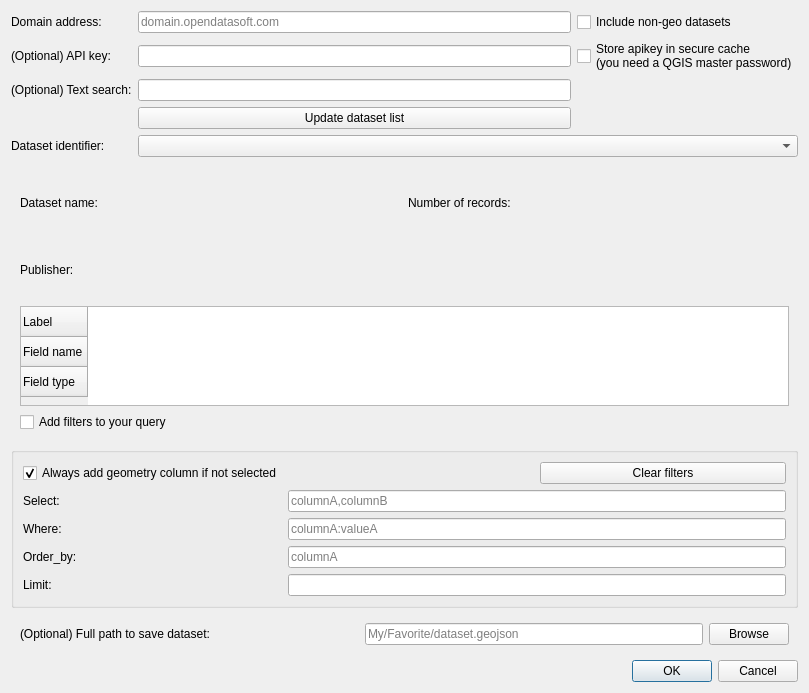
opendatasoft/qgis-ods-plugin, file plugin_dialog.ui: the form before one commit.
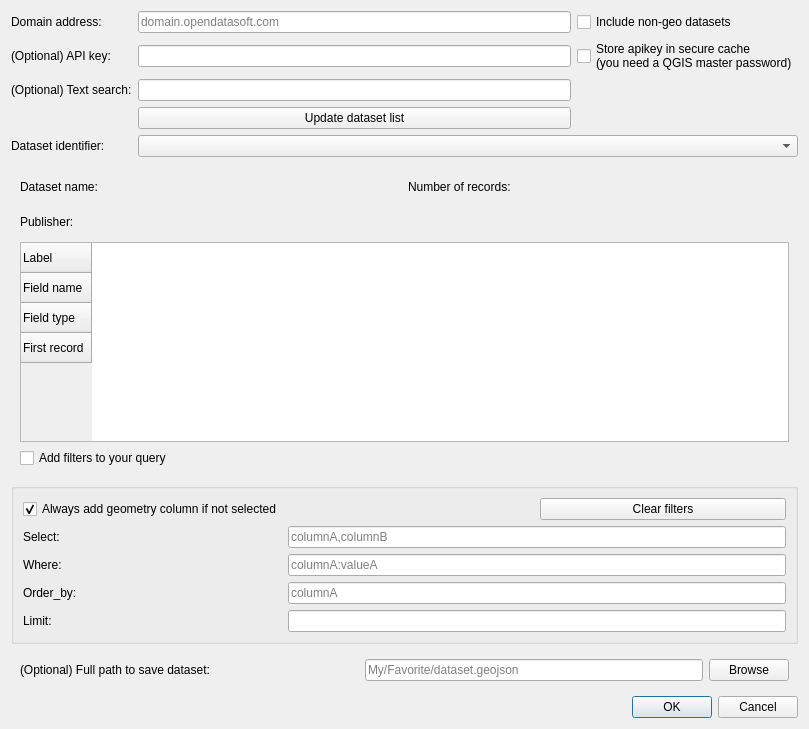
The form after the commit.

Commit message: metadata table now shows first record and resizes correctly

The edit to the form file:
```diff
--- a/plugin_dialog.ui
+++ b/plugin_dialog.ui
@@ -7,7 +7,7 @@
     <x>0</x>
     <y>0</y>
     <width>809</width>
-    <height>693</height>
+    <height>729</height>
    </rect>
   </property>
   <property name="windowTitle">
@@ -133,15 +133,21 @@
         <property name="minimumSize">
          <size>
           <width>0</width>
-          <height>100</height>
+          <height>136</height>
          </size>
         </property>
         <property name="maximumSize">
          <size>
           <width>16777215</width>
-          <height>100</height>
+          <height>200</height>
          </size>
         </property>
+        <property name="autoFillBackground">
+         <bool>false</bool>
+        </property>
+        <property name="rowCount">
+         <number>4</number>
+        </property>
         <attribute name="horizontalHeaderVisible">
          <bool>false</bool>
         </attribute>
@@ -160,6 +166,11 @@
           <string>Field type</string>
          </property>
         </row>
+        <row>
+         <property name="text">
+          <string>First record</string>
+         </property>
+        </row>
        </widget>
       </item>
       <item row="1" column="0">
```
The commit also changes 2 other files.
